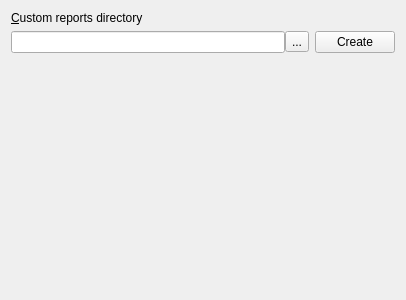
Quick-Event/quickbox, file quickevent/app/quickevent/plugins/Core/src/widgets/reportssettingspage.ui: the form before one commit.
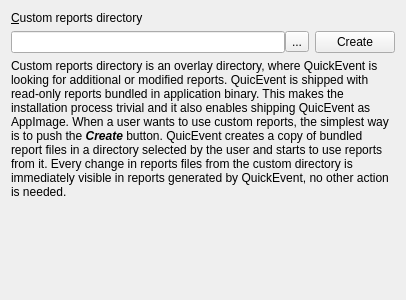
The form after the commit.

Commit message: feat: UI improvements, typos

Patch:
```diff
--- a/quickevent/app/quickevent/plugins/Core/src/widgets/reportssettingspage.ui
+++ b/quickevent/app/quickevent/plugins/Core/src/widgets/reportssettingspage.ui
@@ -59,6 +59,16 @@
      </item>
     </layout>
    </item>
+   <item>
+    <widget class="QLabel" name="label_2">
+     <property name="text">
+      <string>&lt;html&gt;&lt;head/&gt;&lt;body&gt;&lt;p&gt;Custom reports directory is an overlay directory, where QuickEvent is looking for additional or modified reports. QuicEvent is shipped with read-only reports bundled in application binary. This makes the installation process trivial and it also enables shipping QuicEvent as AppImage. When a user wants to use custom reports, the simplest way is to push the &lt;span style=&quot; font-weight:700; font-style:italic;&quot;&gt;Create&lt;/span&gt; button. QuicEvent creates a copy of bundled report files in a directory selected by the user and starts to use reports from it. Every change in reports files from the custom directory is immediately visible in reports generated by QuickEvent, no other action is needed.&lt;/p&gt;&lt;/body&gt;&lt;/html&gt;</string>
+     </property>
+     <property name="wordWrap">
+      <bool>true</bool>
+     </property>
+    </widget>
+   </item>
    <item>
     <spacer name="verticalSpacer">
      <property name="orientation">
```
Left out of the diff: 3 changed lines with no effect on the pictures. The commit also changes 5 other files.
